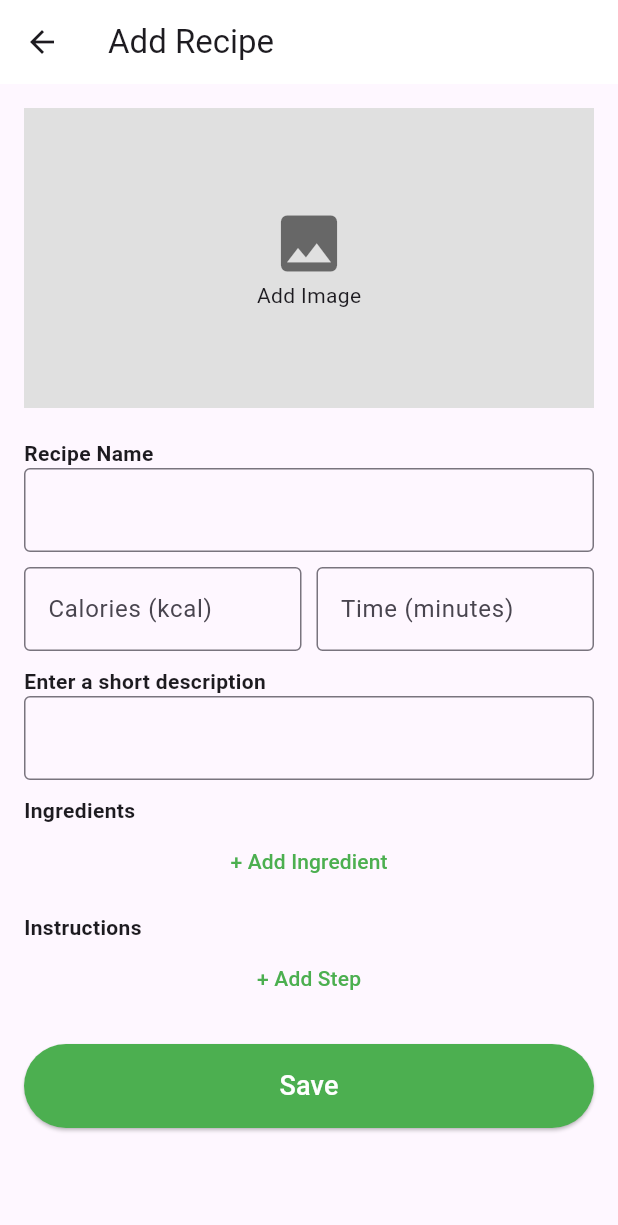
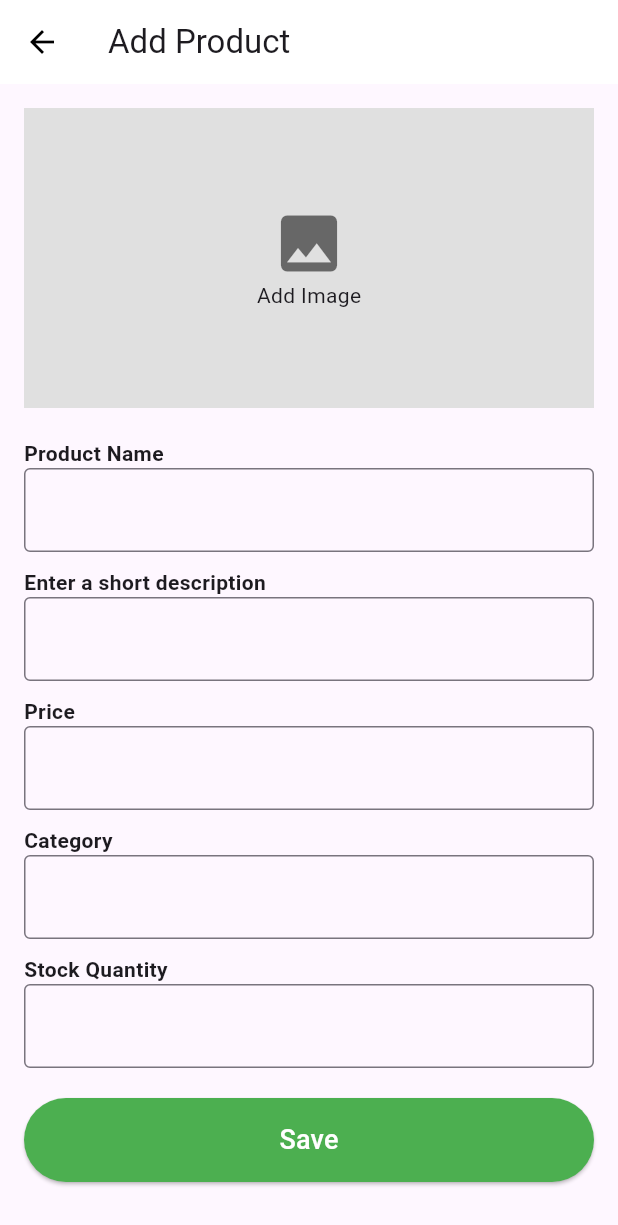
Before and after one commit to jialinggggg/FYP-25-S1-05, a Flutter app: the BizPartnerDashboard screen opened directly, item 2 of the bottom bar chosen, after a tap on the "add circle" icon, on a phone screen of 412 x 824 dp. Shown: the top 1225 px of the screen. Run offline on Flutter 3.47's test engine with Material 3 defaults, Android fonts, the phone set to English and light mode, and no system bars; our stand-ins replace dropdown_search, image_picker, percent_indicator, permission_handler, supabase_flutter, syncfusion_flutter_charts; accounts and stored records are empty.

Commit message:
1.biz partner add product 2.biz partner product page: able to click on product to view product

```diff
--- /dev/null
+++ b/lib/screens/add_product.dart
@@ -0,0 +1,213 @@
+import 'dart:io';
+import 'package:flutter/material.dart';
+import 'package:image_picker/image_picker.dart';
+import 'package:permission_handler/permission_handler.dart';
+
+class AddProductScreen extends StatefulWidget {
+  final Map<String, dynamic>? existingProduct; // ✅ If editing an existing product
+
+  const AddProductScreen({super.key, this.existingProduct});
+
+  @override
+  AddProductScreenState createState() => AddProductScreenState();
+}
+
+class AddProductScreenState extends State<AddProductScreen> {
+  final TextEditingController _nameController = TextEditingController();
+  final TextEditingController _descriptionController = TextEditingController();
+  final TextEditingController _priceController = TextEditingController();
+  final TextEditingController _categoryController = TextEditingController();
+  final TextEditingController _stockController = TextEditingController();
+
+  String? _selectedImage;
+
+  @override
+  void initState() {
+    super.initState();
+
+    // **Pre-fill fields if editing an existing product**
+    if (widget.existingProduct != null) {
+      _nameController.text = widget.existingProduct!["name"];
+      _descriptionController.text = widget.existingProduct!["description"];
+      _priceController.text = widget.existingProduct!["price"];
+      _categoryController.text = widget.existingProduct!["category"];
+      _stockController.text = widget.existingProduct!["stock"];
+      _selectedImage = widget.existingProduct!["image"];
+    }
+  }
+
+  /// **Request Permissions & Pick Image**
+  Future<void> _pickImage() async {
+    final permissionStatus = await Permission.storage.request(); // Request storage permission
+
+    if (!mounted) return; // Ensure widget is still in the widget tree
+
+    if (permissionStatus.isGranted) {
+      final ImagePicker picker = ImagePicker();
+      final XFile? image = await picker.pickImage(source: ImageSource.gallery);
+
+      if (!mounted) return; // Check again after async call
+
+      if (image != null) {
+        setState(() {
+          _selectedImage = image.path;
+        });
+      }
+    } else {
+      if (mounted) {
+        ScaffoldMessenger.of(context).showSnackBar(
+          const SnackBar(content: Text("Permission denied! Please enable it in settings.")),
+        );
+      }
+    }
+  }
+
+  /// **Save Product (Create or Update)**
+  void _saveProduct() {
+    if (_nameController.text.isEmpty || _priceController.text.isEmpty) {
+      ScaffoldMessenger.of(context).showSnackBar(
+        const SnackBar(content: Text("Please add a name and price for the product!")),
+      );
+      return;
+    }
+
+    Map<String, dynamic> newProduct = {
+      "name": _nameController.text,
+      "description": _descriptionController.text,
+      "price": _priceController.text,
+      "category": _categoryController.text,
+      "stock": _stockController.text,
+      "image": _selectedImage ?? "assets/default_image.png", // ✅ Default image if none selected
+    };
+
+    Navigator.pop(context, newProduct); // ✅ Pass product data back to ProductsScreen
+  }
+
+  /// **Delete Product (If Editing)**
+  void _deleteProduct() {
+    showDialog(
+      context: context,
+      builder: (context) => AlertDialog(
+        title: const Text("Delete Product"),
+        content: const Text("Are you sure you want to delete this product?"),
+        actions: [
+          TextButton(
+            onPressed: () => Navigator.pop(context),
+            child: const Text("Cancel", style: TextStyle(color: Colors.black)),
+          ),
+          ElevatedButton(
+            onPressed: () {
+              Navigator.pop(context); // Close dialog
+              Navigator.pop(context, "delete"); // Return delete flag
+            },
+            style: ElevatedButton.styleFrom(backgroundColor: Colors.red),
+            child: const Text("Delete", style: TextStyle(color: Colors.white)),
+          ),
+        ],
+      ),
+    );
+  }
+
+  @override
+  Widget build(BuildContext context) {
+    return Scaffold(
+      appBar: AppBar(
+        leading: IconButton(
+          icon: const Icon(Icons.arrow_back, color: Colors.black), // ✅ Back button
+          onPressed: () => Navigator.pop(context),
+        ),
+        title: Text(widget.existingProduct == null ? "Add Product" : "Edit Product"),
+        backgroundColor: Colors.white,
+        actions: widget.existingProduct != null
+            ? [
+          IconButton(
+            icon: const Icon(Icons.delete, color: Colors.red),
+            onPressed: _deleteProduct, // ✅ Show delete confirmation
+          )
+        ]
+            : null,
+      ),
+      body: SingleChildScrollView(
+        child: Padding(
+          padding: const EdgeInsets.all(16.0),
+          child: Column(
+            crossAxisAlignment: CrossAxisAlignment.start,
+            children: [
+              /// 🖼 **Image Picker**
+              GestureDetector(
+                onTap: _pickImage,
+                child: Container(
+                  height: 200,
+                  color: Colors.grey[300],
+                  child: _selectedImage == null
+                      ? const Center(
+                    child: Column(
+                      mainAxisSize: MainAxisSize.min,
+                      children: [
+                        Icon(Icons.image, size: 50, color: Colors.black54),
+                        Text("Add Image"),
+                      ],
+                    ),
+                  )
+                      : Image.file(File(_selectedImage!), fit: BoxFit.cover),
+                ),
+              ),
+              const SizedBox(height: 20),
+
+              /// 📝 **Product Name**
+              const Text("Product Name", style: TextStyle(fontWeight: FontWeight.bold)),
+              TextField(controller: _nameController, decoration: const InputDecoration(border: OutlineInputBorder())),
+
+              const SizedBox(height: 10),
+
+              /// 📝 **Short Description**
+              const Text("Enter a short description", style: TextStyle(fontWeight: FontWeight.bold)),
+              TextField(controller: _descriptionController, decoration: const InputDecoration(border: OutlineInputBorder())),
+
+              const SizedBox(height: 10),
+
+              /// 📝 **Price**
+              const Text("Price", style: TextStyle(fontWeight: FontWeight.bold)),
+              TextField(
+                controller: _priceController,
+                decoration: const InputDecoration(border: OutlineInputBorder()),
+                keyboardType: TextInputType.number,
+              ),
+
+              const SizedBox(height: 10),
+
+              /// 🏷 **Category**
+              const Text("Category", style: TextStyle(fontWeight: FontWeight.bold)),
+              TextField(controller: _categoryController, decoration: const InputDecoration(border: OutlineInputBorder())),
+
+              const SizedBox(height: 10),
+
+              /// 📦 **Stock Quantity**
+              const Text("Stock Quantity", style: TextStyle(fontWeight: FontWeight.bold)),
+              TextField(
+                controller: _stockController,
+                decoration: const InputDecoration(border: OutlineInputBorder()),
+                keyboardType: TextInputType.number,
+              ),
+
+              const SizedBox(height: 20),
+
+              /// ✅ **Save Button**
+              SizedBox(
+                width: double.infinity,
+                child: ElevatedButton(
+                  onPressed: _saveProduct,
+                  style: ElevatedButton.styleFrom(
+                    backgroundColor: Colors.green,
+                    padding: const EdgeInsets.symmetric(vertical: 15),
+                  ),
+                  child: const Text("Save", style: TextStyle(fontSize: 18, color: Colors.white)),
+                ),
+              ),
+            ],
+          ),
+        ),
+      ),
+    );
+  }
+}
--- a/lib/screens/add_recipe.dart
+++ b/lib/screens/add_recipe.dart
@@ -65,6 +65,7 @@
   }
 
   /// ✅ **Save Recipe**
+  /// ✅ **Save Recipe & Pass Back to BizProductsScreen**
   void _saveRecipe() {
     if (_nameController.text.isEmpty) {
       ScaffoldMessenger.of(context).showSnackBar(
@@ -81,12 +82,13 @@
       "description": _descriptionController.text,
       "calories": _caloriesController.text,
       "time": _timeController.text,
-      "image": _selectedImage ?? "assets/default_image.png", // ✅ Default image if none is selected
+      "image": _selectedImage ?? "assets/default_image.png",
       "ingredients": ingredients,
       "instructions": instructions,
     };
 
-    Navigator.pop(context, newRecipe); // ✅ Passes new recipe back to RecipesScreen
+    /// ✅ **Pass the new recipe back to BizProductsScreen**
+    Navigator.pop(context, newRecipe);
   }
 
   @override
--- a/lib/screens/biz_partner_dashboard.dart
+++ b/lib/screens/biz_partner_dashboard.dart
@@ -2,6 +2,7 @@
 import 'package:flutter/material.dart';
 import 'add_recipe.dart';
 import 'biz_profile_screen.dart';
+import 'biz_products_screen.dart';
 
 
 class BizPartnerDashboard extends StatefulWidget {
@@ -59,10 +60,10 @@
         case 0:
           break; // Stay on Recipes screen
         case 1:
-          //Navigator.pushReplacement(
-            //context,
-            //MaterialPageRoute(builder: (context) => const BizProductsScreen()),
-          //);
+          Navigator.pushReplacement(
+            context,
+            MaterialPageRoute(builder: (context) => const BizProductsScreen()),
+          );
           break;
         case 2:
 
--- /dev/null
+++ b/lib/screens/biz_products_screen.dart
@@ -0,0 +1,234 @@
+import 'dart:io';
+import 'package:flutter/material.dart';
+import 'biz_partner_dashboard.dart';
+import 'biz_profile_screen.dart';
+// import 'biz_orders_screen.dart'; // Uncomment when BizOrdersScreen is ready
+import 'add_product.dart';
+import 'biz_product_details.dart';
+
+class BizProductsScreen extends StatefulWidget {
+  const BizProductsScreen({super.key});
+
+  @override
+  BizProductsScreenState createState() => BizProductsScreenState();
+}
+
+class BizProductsScreenState extends State<BizProductsScreen> {
+  List<Map<String, dynamic>> products = [
+    {
+      "name": "Chicken Patty Meal",
+      "description": "A hearty Chicken Patty Meal served with a vibrant green salad and drizzled with a rich, creamy homemade mushroom sauce, offering a perfect balance of flavors and nutrition.",
+      "price": "S\$10.00",
+      "category": "Meal",
+      "stock": "100",
+      "status": "Available",
+      "image": "assets/grilled_chicken_salad.png"
+    },
+    {
+      "name": "Green Juice",
+      "description": "A refreshing blend of leafy greens, crisp fruits, and zesty citrus, packed with vitamins and nutrients to energize your day.",
+      "price": "S\$10.00",
+      "category": "Meal",
+      "stock": "100",
+      "status": "Available",
+      "image": "assets/green_juice.png"
+    },
+  ];
+
+  List<Map<String, dynamic>> filteredProducts = [];
+  final TextEditingController _searchController = TextEditingController();
+  int _selectedIndex = 1; // ✅ Default index for "Products" tab
+
+  @override
+  void initState() {
+    super.initState();
+    _searchController.addListener(_filterProducts);
+    filteredProducts = List.from(products); // ✅ Initialize filtered list
+  }
+
+  /// **🔎 Filter Products Based on Search Input**
+  void _filterProducts() {
+    setState(() {
+      String query = _searchController.text.toLowerCase();
+      filteredProducts = products.where((product) {
+        return product["name"].toLowerCase().contains(query);
+      }).toList();
+    });
+  }
+
+  /// **➕ Navigate to Add Product Screen & Receive New Product**
+  void _navigateToAddProduct() async {
+    final newProduct = await Navigator.push(
+      context,
+      MaterialPageRoute(builder: (context) => const AddProductScreen()),
+    );
+
+    if (newProduct != null) {
+      setState(() {
+        products.add(newProduct);
+        filteredProducts = List.from(products); // ✅ Update filtered list
+      });
+    }
+  }
+
+  /// **🔄 Bottom Navigation Logic**
+  void _onItemTapped(int index) {
+    if (index != _selectedIndex) {
+      setState(() {
+        _selectedIndex = index;
+      });
+
+      switch (index) {
+        case 0:
+          Navigator.pushReplacement(
+            context,
+            MaterialPageRoute(builder: (context) => const BizPartnerDashboard()),
+          );
+          break;
+        case 1:
+          break; // Stay on Products screen
+        case 2:
+        // Navigator.pushReplacement(context, MaterialPageRoute(builder: (context) => const BizOrdersScreen())); // ✅ Uncomment when BizOrdersScreen is ready
+          break;
+        case 3:
+          Navigator.pushReplacement(
+            context,
+            MaterialPageRoute(builder: (context) => const BizProfileScreen()),
+          );
+          break;
+      }
+    }
+  }
+
+  @override
+  Widget build(BuildContext context) {
+    return Scaffold(
+      /// **App Bar**
+      appBar: AppBar(
+        title: const Text(
+          "My Products",
+          style: TextStyle(color: Colors.green, fontWeight: FontWeight.bold),
+        ),
+        backgroundColor: Colors.white,
+        elevation: 0,
+        iconTheme: const IconThemeData(color: Colors.black),
+        actions: [
+          IconButton(
+            icon: const Icon(Icons.add_circle, color: Colors.green, size: 30),
+            onPressed: _navigateToAddProduct, // ✅ Navigate to Add Product
+          ),
+        ],
+      ),
+
+      /// **Body Content**
+      body: Padding(
+        padding: const EdgeInsets.all(16.0),
+        child: Column(
+          crossAxisAlignment: CrossAxisAlignment.start,
+          children: [
+            /// 🔍 **Search Bar**
+            TextField(
+              controller: _searchController,
+              decoration: InputDecoration(
+                hintText: "Search for products",
+                prefixIcon: const Icon(Icons.search),
+                border: OutlineInputBorder(borderRadius: BorderRadius.circular(30)),
+                filled: true,
+                fillColor: Colors.grey[200],
+              ),
+            ),
+            const SizedBox(height: 10),
+
+            /// 📜 **My Products List**
+            const Text(
+              "Your Added Products",
+              style: TextStyle(fontSize: 18, fontWeight: FontWeight.bold),
+            ),
+            const SizedBox(height: 10),
+
+            products.isEmpty
+                ? const Center(
+              child: Text(
+                "No added products yet!",
+                style: TextStyle(fontSize: 16, color: Colors.grey),
+              ),
+            )
+                : Expanded(
+              child: ListView.builder(
+                itemCount: filteredProducts.length,
+                itemBuilder: (context, index) {
+                  final product = filteredProducts[index];
+                  return Card(
+                    elevation: 2,
+                    margin: const EdgeInsets.only(bottom: 10),
+                    child: ListTile(
+                      leading: SizedBox(
+                        width: 50,
+                        height: 50,
+                        child: product["image"] != null && File(product["image"]).existsSync()
+                            ? Image.file(File(product["image"]), fit: BoxFit.cover)
+                            : Image.asset("assets/default_image.png", fit: BoxFit.cover), // ✅ Default image
+                      ),
+                      title: Text(
+                        product["name"],
+                        style: const TextStyle(fontWeight: FontWeight.bold),
+                      ),
+                      subtitle: Column(
+                        crossAxisAlignment: CrossAxisAlignment.start,
+                        children: [
+                          Text(product["description"], maxLines: 2, overflow: TextOverflow.ellipsis),
+                          const SizedBox(height: 4),
+                          Text("Price: ${product["price"]}"),
+                          Text("Category: ${product["category"]}"),
+                          Text("Stock Quantity: ${product["stock"]}"),
+                          Text("Status: ${product["status"]}"),
+                        ],
+                      ),
+                      trailing: const Icon(Icons.arrow_forward_ios, size: 16, color: Colors.green),
+                      onTap: () {
+                        Navigator.push(
+                          context,
+                          MaterialPageRoute(
+                            builder: (context) => BizProductDetailsScreen(
+                              product: product,
+                              onUpdate: (updatedProduct) {
+                                setState(() {
+                                  products[index] = updatedProduct;
+                                  filteredProducts = List.from(products);
+                                });
+                              },
+                              onDelete: () {
+                                setState(() {
+                                  products.removeAt(index);
+                                  filteredProducts = List.from(products);
+                                });
+                              },
+                            ),
+                          ),
+                        );
+                      },
+                    ),
+                  );
+                },
+              ),
+            ),
+          ],
+        ),
+      ),
+
+      /// ✅ **Bottom Navigation Bar**
+      bottomNavigationBar: BottomNavigationBar(
+        selectedItemColor: Colors.black,
+        unselectedItemColor: Colors.black54,
+        currentIndex: _selectedIndex,
+        onTap: _onItemTapped,
+        items: const [
+          BottomNavigationBarItem(icon: Icon(Icons.restaurant), label: "Recipes"),
+          BottomNavigationBarItem(icon: Icon(Icons.storefront), label: "Products"),
+          BottomNavigationBarItem(icon: Icon(Icons.local_shipping), label: "Orders"),
+          BottomNavigationBarItem(icon: Icon(Icons.person), label: "Profile"),
+        ],
+      ),
+    );
+  }
+}
--- a/lib/screens/biz_profile_screen.dart
+++ b/lib/screens/biz_profile_screen.dart
@@ -1,7 +1,7 @@
 import 'package:flutter/material.dart';
 import 'login.dart';
 import 'biz_partner_dashboard.dart'; // ✅ Dashboard for Recipes
-// import 'biz_products_screen.dart'; // (Temporary Commented Out Until Created)
+import 'biz_products_screen.dart';
 // import 'biz_orders_screen.dart'; // (Temporary Commented Out Until Created)
 
 class BizProfileScreen extends StatefulWidget {
@@ -101,7 +101,7 @@
           Navigator.pushReplacement(context, MaterialPageRoute(builder: (context) => const BizPartnerDashboard()));
           break;
         case 1:
-        // Navigator.pushReplacement(context, MaterialPageRoute(builder: (context) => const BizProductsScreen())); // ✅ Uncomment when BizProductsScreen is ready
+          Navigator.pushReplacement(context, MaterialPageRoute(builder: (context) => const BizProductsScreen()));
           break;
         case 2:
         // Navigator.pushReplacement(context, MaterialPageRoute(builder: (context) => const BizOrdersScreen())); // ✅ Uncomment when BizOrdersScreen is ready
--- a/pubspec.yaml
+++ b/pubspec.yaml
@@ -85,6 +85,7 @@
     - assets/steak_mashed_potatoes.png
     - assets/default_image.png
     - assets/profile.png
+    - assets/green_juice.png
 
 
   # An image asset can refer to one or more resolution-specific "variants", see
```
Also changed, not shown: lib/screens/biz_product_details.dart (added, +188 -0 lines), assets/green_juice.png (added).
